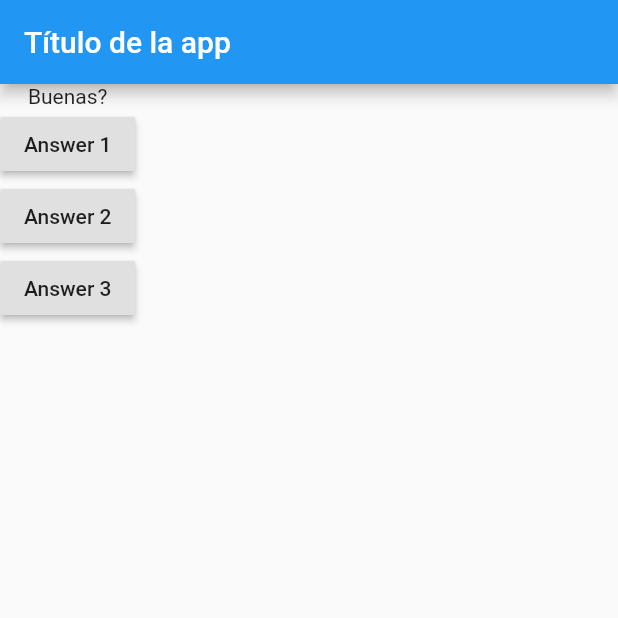
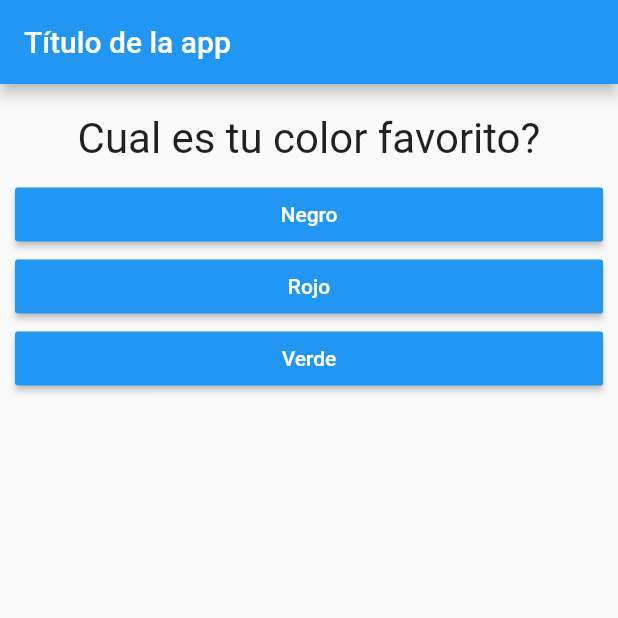
Before and after one commit to oscarlolero/flutter_course, a Flutter app: the screen it shows after launch, on a phone screen of 412 x 824 dp, the top half of it. Run offline on Flutter 3.47's test engine with Material 2 defaults, Android fonts, the phone set to English and light mode, and no system bars.

Commit message:
Finish app

```diff
--- /dev/null
+++ b/lib/answer.dart
@@ -0,0 +1,21 @@
+import 'package:flutter/material.dart';
+
+class Answer extends StatelessWidget {
+  final Function selectHandler;
+  final String answerText;
+
+  Answer(this.selectHandler, this.answerText);
+
+  @override
+  Widget build(BuildContext context) {
+    return Container(
+      width: double.infinity,
+      child: RaisedButton(
+        textColor: Colors.white,
+        color: Colors.blue,
+        child: Text(answerText),
+        onPressed: selectHandler,
+      ),
+    );
+  }
+}
--- a/lib/main.dart
+++ b/lib/main.dart
@@ -1,7 +1,10 @@
 //Packages
 import 'package:flutter/material.dart';
+
 //Own files
-import './question.dart';
+
+import './quiz.dart';
+import './result.dart';
 
 void main() => runApp(MyApp());
 
@@ -13,43 +16,55 @@ class MyApp extends StatefulWidget {
   }
 }
 
-class _MyAppState extends State<MyApp> { //hacemos conexion con la clase de arriba, el _ hace que nos e pueda usar en otro archivo, se hace privada
+class _MyAppState extends State<MyApp> {
+  //hacemos conexion con la clase de arriba, el _ hace que nos e pueda usar en otro archivo, se hace privada
   var _questionIndex = 0; // o int
+  var _totalScore = 0;
 
-  void _answerQuestion() {
+  final _questions = const [
+    {
+      'questionText': 'Cual es tu color favorito?',
+      'answers': [{'text': 'Negro', 'score': 10}, {'text':'Rojo' ,'score': 5}, {'text': 'Verde', 'score': 3}]
+    },
+    {
+      'questionText': 'Cual es tu animal favorito?',
+      'answers': [{'text': 'Perritu', 'score': 10}, {'text':'Cuyo' ,'score': 5}, {'text': 'Gato', 'score': 3}]
+    },
+  ];
+
+  void _resetQuiz() {
+    setState(() {
+      _questionIndex = 0;
+      _totalScore = 0;
+    });
+  }
+  void _answerQuestion(int score) {
     setState(() {
       _questionIndex++;
+      _totalScore += score;
     });
     print(_questionIndex);
+    if (_questionIndex < _questions.length) {
+      print('hay mas preguntas');
+    } else {
+      print('ya no hay preguntas!');
+    }
   }
 
   @override
   Widget build(BuildContext context) {
-    var questions = ['Buenas?', 'Noches?'];
     return MaterialApp(
       home: Scaffold(
         appBar: AppBar(
           title: Text('Título de la app'),
         ),
-        body: Column(
-          children: <Widget>[
-            Question(
-              questions[_questionIndex]
-            ),
-            RaisedButton(
-              child: Text('Answer 1'),
-              onPressed: _answerQuestion,
-            ),
-            RaisedButton(
-              child: Text('Answer 2'),
-              onPressed: _answerQuestion,
-            ),
-            RaisedButton(
-              child: Text('Answer 3'),
-              onPressed: _answerQuestion,
-            ),
-          ],
-        ),
+        body: _questionIndex < _questions.length
+            ? Quiz(
+                answerQuestion: _answerQuestion,
+                questionIndex: _questionIndex,
+                questions: _questions,
+              )
+            : Result(_totalScore, _resetQuiz),
       ),
     );
   }
--- a/lib/question.dart
+++ b/lib/question.dart
@@ -7,6 +7,14 @@ class Question extends StatelessWidget {
 
   @override
   Widget build(BuildContext context) {
-    return Text(questionText);
+    return Container(
+      width: double.infinity,
+      margin: EdgeInsets.all(10),
+      child: Text(
+        questionText,
+        style: TextStyle(fontSize: 28),
+        textAlign: TextAlign.center,
+      ),
+    );
   }
 }
--- /dev/null
+++ b/lib/quiz.dart
@@ -0,0 +1,28 @@
+import 'package:flutter/material.dart';
+
+import './question.dart';
+import './answer.dart';
+
+class Quiz extends StatelessWidget {
+  final List<Map<String, Object>> questions;
+  final int questionIndex;
+  final Function answerQuestion;
+
+  Quiz({@required this.questions, @required this.answerQuestion, @required this.questionIndex});
+
+  @override
+  Widget build(BuildContext context) {
+    return Container(
+      margin: EdgeInsets.all(10),
+      child: Column(
+        children: <Widget>[
+          Question(questions[questionIndex]['questionText']),
+          ...(questions[questionIndex]['answers'] as List<Map<String, Object>>)
+              .map((answer) {
+            return Answer(() => answerQuestion(answer['score']), answer['text']);//parte 51, calculatin a total score
+          }),
+        ],
+      ),
+    );
+  }
+}
--- a/pubspec.yaml
+++ b/pubspec.yaml
@@ -14,7 +14,7 @@ description: A new Flutter project.
 version: 1.0.0+1
 
 environment:
-  sdk: ">=2.1.0 <3.0.0"
+  sdk: ">=2.2.2 <3.0.0"
 
 dependencies:
   flutter:
```
Also changed, not shown: lib/result.dart (added, +40 -0 lines).
